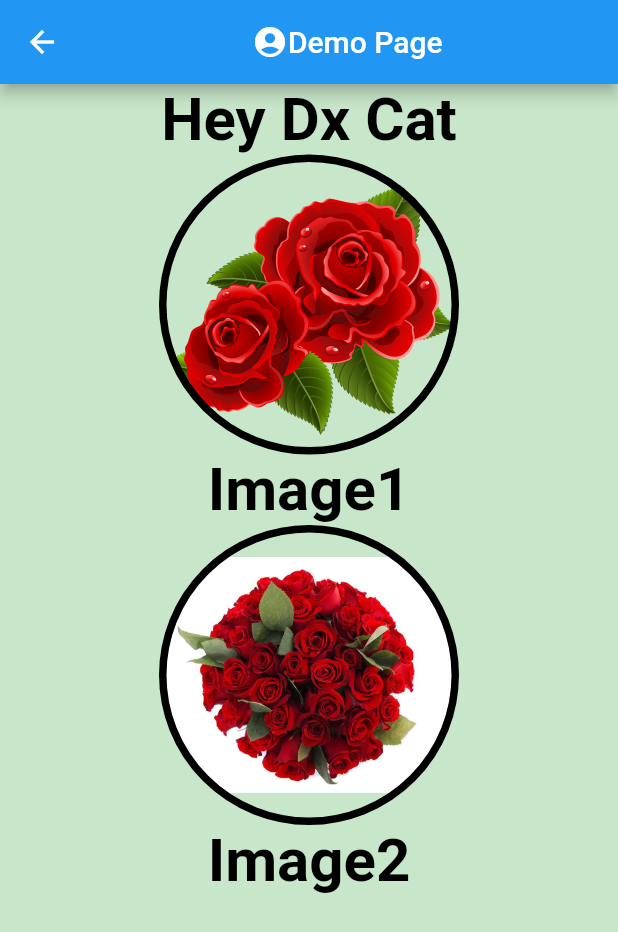
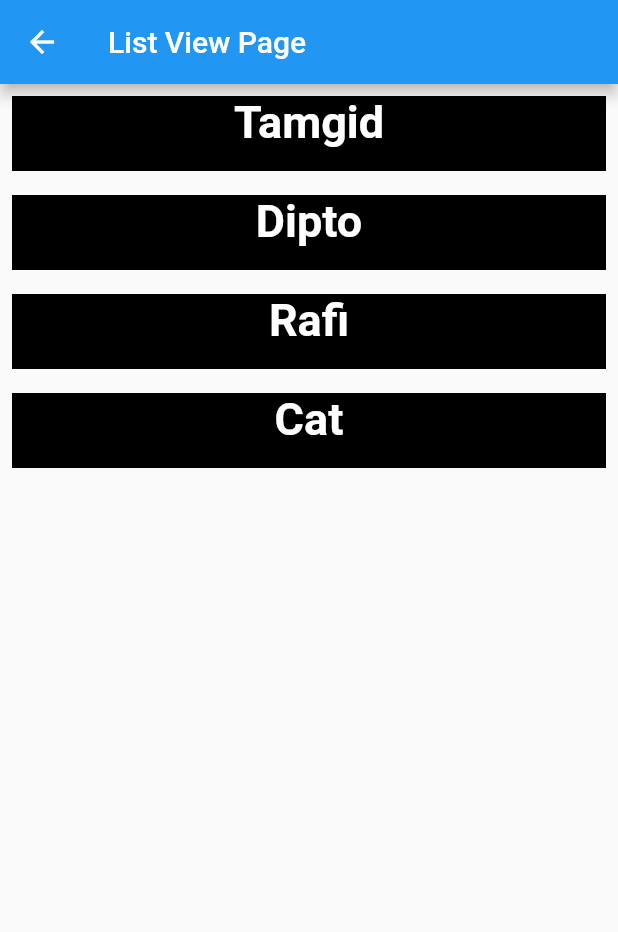
Before and after one commit to ttcapp/sultan, a Flutter app: the screen it shows after launch, after a tap on "Go To Sing IN", on a phone screen of 412 x 824 dp. Shown: the top 932 px of the screen. Run offline on Flutter 3.47's test engine with Material 2 defaults, Android fonts, the phone set to English and light mode, and no system bars; missing offline and left inert: slide_drawer.

Commit message:
6st Nov 2021.list view page

```diff
--- /dev/null
+++ b/lib/list_page.dart
@@ -0,0 +1,56 @@
+import 'package:flutter/material.dart';
+import 'package:sultan/demo_page.dart';
+
+class ListPage extends StatefulWidget {
+  const ListPage({Key? key}) : super(key: key);
+
+  @override
+  _ListPageState createState() => _ListPageState();
+}
+
+List <String> stdList=[
+  "Tamgid",
+  "Dipto",
+  "Rafi",
+  "Cat",
+];
+
+
+class _ListPageState extends State<ListPage> {
+  @override
+  Widget build(BuildContext context) {
+    return Scaffold(
+      appBar: AppBar(
+        title: Text("List View Page"),
+      ),
+      body: Column(
+        children: [
+          Expanded(
+            child: ListView.builder(
+              itemCount: stdList.length,
+                itemBuilder: (context,index){
+                  return Padding(
+                    padding: const EdgeInsets.all(8.0),
+                    child: InkWell(
+                      onTap: (){
+                        Navigator.push(context, MaterialPageRoute(builder: (context)=>DemoPage()));
+                      },
+                      child: Container(
+                        height: 50,
+                        width: 180,
+                        color: Colors.black,
+                        child: Text(stdList[index],
+                        textAlign: TextAlign.center,
+                        style: TextStyle(color: Colors.white,
+                        fontWeight: FontWeight.bold,fontSize: 30),
+                        ),
+                      ),
+                    ),
+                  );
+                }),
+          )
+        ],
+      ),
+    );
+  }
+}
--- a/lib/main.dart
+++ b/lib/main.dart
@@ -1,6 +1,7 @@
 import 'package:flutter/material.dart';
 import 'package:slide_drawer/slide_drawer.dart';
 import 'package:sultan/demo_page.dart';
+import 'package:sultan/list_page.dart';
 import 'package:sultan/log_in.dart';
 import 'package:sultan/second_page.dart';
 
@@ -90,7 +91,7 @@ class _MyHomePageState extends State<MyHomePage> {
                  ElevatedButton(
                      onPressed: (){
                        Navigator.push(context,
-                          MaterialPageRoute(builder: (context)=>DemoPage()));
+                          MaterialPageRoute(builder: (context)=>ListPage()));
                      },
                      child: Text("Go To Sing IN")),
                   InkWell(
```
Also changed, not shown: lib/practice_page.dart (added).
